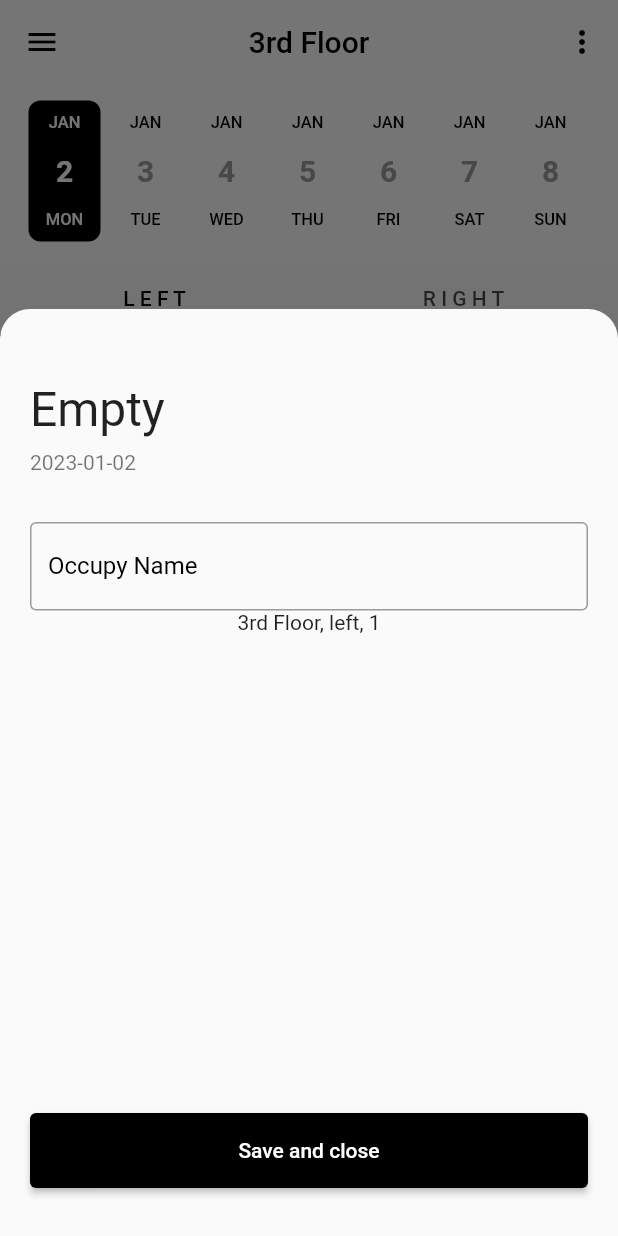
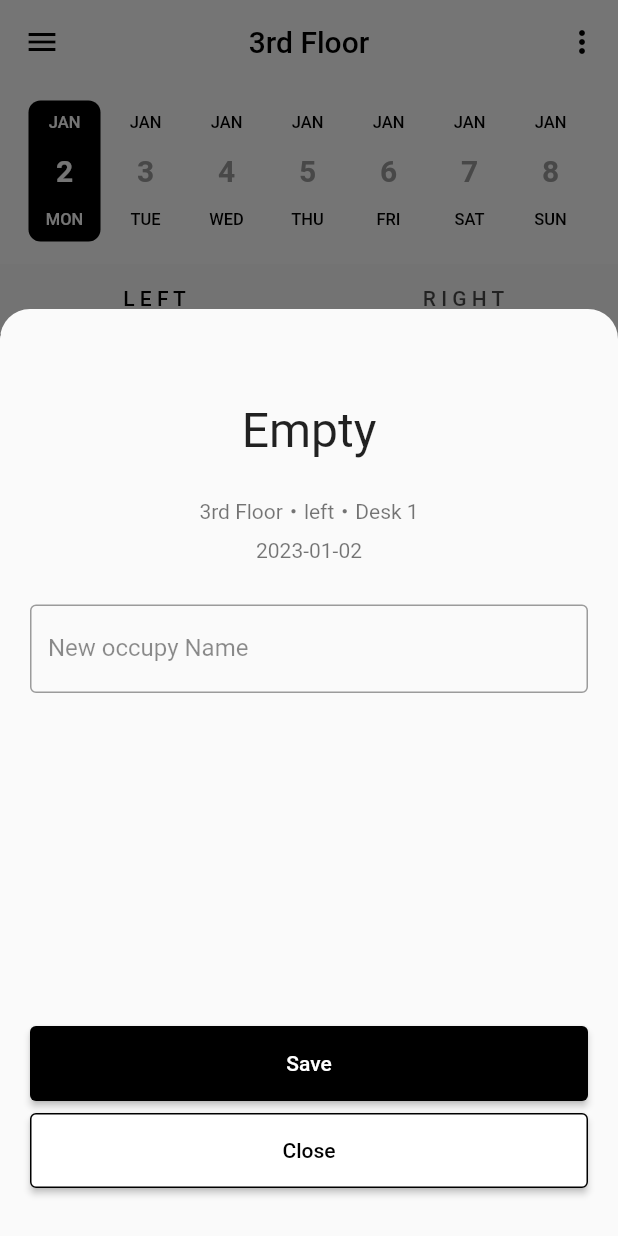
Before and after one commit to JooYoo/flutter-notMyDesk, a Flutter app: the screen it shows after launch, after a tap on an icon or button, on a phone screen of 412 x 824 dp. Run offline on Flutter 3.47's test engine with Material 2 defaults, Android fonts, the phone set to English and light mode, and no system bars; drawn by our look-alikes of date_picker_timeline.

Commit message:
style: bottom_sheet

```diff
--- a/lib/widgets/seat_widget.dart
+++ b/lib/widgets/seat_widget.dart
@@ -11,8 +11,16 @@ class SeatWidget extends StatefulWidget {
 }
 
 class _SeatWidgetState extends State<SeatWidget> {
+  // text_field setup
   TextEditingController occupyController = TextEditingController();
   String occupiedBy = '';
+
+  @override
+  void dispose() {
+    // Clean up the controller when the widget is removed from the widget tree
+    occupyController.dispose();
+    super.dispose();
+  }
 
   @override
   Widget build(BuildContext context) {
@@ -35,14 +43,14 @@ class _SeatWidgetState extends State<SeatWidget> {
                   padding: mediaQueryData.viewInsets,
                   child: Container(
                     height: MediaQuery.of(context).size.height * 0.75,
-                    padding: const EdgeInsets.fromLTRB(20, 48, 20, 32),
+                    padding: const EdgeInsets.fromLTRB(20, 62, 20, 32),
                     child: Column(
                       children: [
                         Container(
                           alignment: Alignment.centerLeft,
                           child: Column(
-                            mainAxisAlignment: MainAxisAlignment.start,
-                            crossAxisAlignment: CrossAxisAlignment.start,
+                            mainAxisAlignment: MainAxisAlignment.center,
+                            crossAxisAlignment: CrossAxisAlignment.center,
                             children: [
                               Text(
                                 widget.seat.occupied == ''
@@ -52,6 +60,13 @@ class _SeatWidgetState extends State<SeatWidget> {
                                   fontSize: 32,
                                 ),
                               ),
+                              const SizedBox(height: 24),
+                              Text(
+                                "${widget.seat.floorName}・${widget.seat.side}・Desk ${widget.seat.deskNr.toString()}",
+                                style: const TextStyle(
+                                  color: Colors.black54,
+                                ),
+                              ),
                               const SizedBox(height: 8),
                               Text(
                                 widget.seat.fullDate,
@@ -59,36 +74,56 @@ class _SeatWidgetState extends State<SeatWidget> {
                                   color: Colors.black54,
                                 ),
                               ),
-                              const SizedBox(height: 32),
+                              const SizedBox(height: 28),
                               TextField(
                                 controller: occupyController,
                                 onChanged: (value) {
-                                  print(occupiedBy);
+                                  occupiedBy = value;
                                 },
                                 decoration: const InputDecoration(
                                   border: OutlineInputBorder(),
-                                  labelStyle: TextStyle(color: Colors.black),
+                                  labelText: 'New occupy Name',
+                                  labelStyle: TextStyle(
+                                    color: Colors.black45,
+                                  ),
                                   focusedBorder: OutlineInputBorder(
                                     borderSide: BorderSide(
                                       color: Colors.black,
                                     ),
                                   ),
-                                  labelText: 'Occupy Name',
                                 ),
                               ),
                             ],
                           ),
                         ),
-                        Text(
-                          "${widget.seat.floorName}, ${widget.seat.side}, ${widget.seat.deskNr.toString()}",
-                        ),
-                        Spacer(),
+                        const Spacer(),
+                        // save button
                         ElevatedButton(
                           style: ElevatedButton.styleFrom(
-                              backgroundColor: Colors.black,
-                              minimumSize: const Size.fromHeight(50)),
+                            backgroundColor: Colors.black,
+                            minimumSize: const Size.fromHeight(50),
+                          ),
+                          onPressed: () {
+                            // TODO: assign occupy to store
+                            print("✅: ${occupiedBy}");
+                            Navigator.pop(context);
+                          },
+                          child: const Text('Save'),
+                        ),
+                        const SizedBox(height: 8),
+                        // close button
+                        ElevatedButton(
+                          style: ElevatedButton.styleFrom(
+                            foregroundColor: Colors.black,
+                            backgroundColor: Colors.white,
+                            side: const BorderSide(
+                              width: 1,
+                              color: Colors.black,
+                            ),
+                            minimumSize: const Size.fromHeight(50),
+                          ),
                           onPressed: () => Navigator.pop(context),
-                          child: const Text('Save and close'),
+                          child: const Text('Close'),
                         ),
                       ],
                     ),
```
